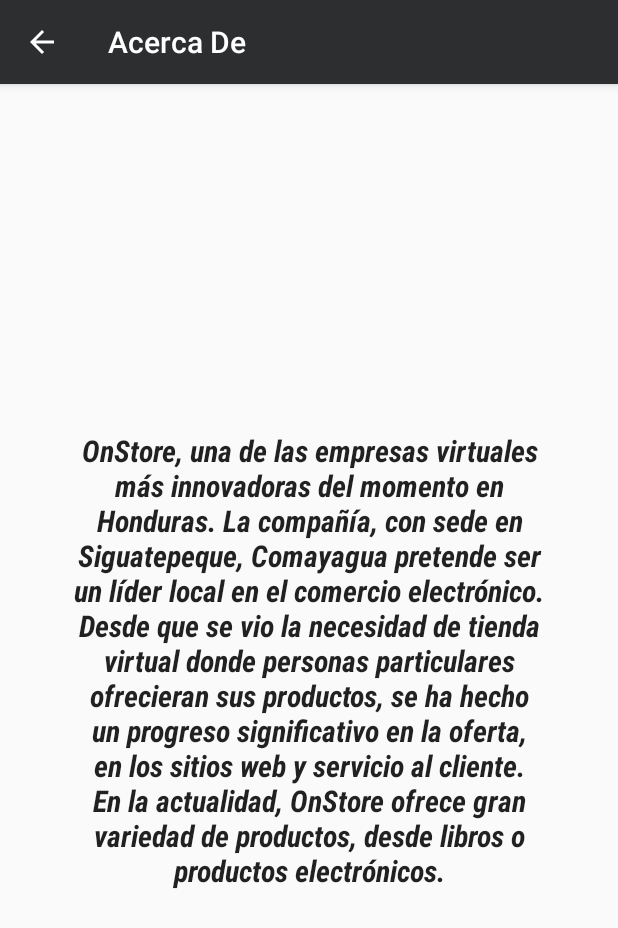
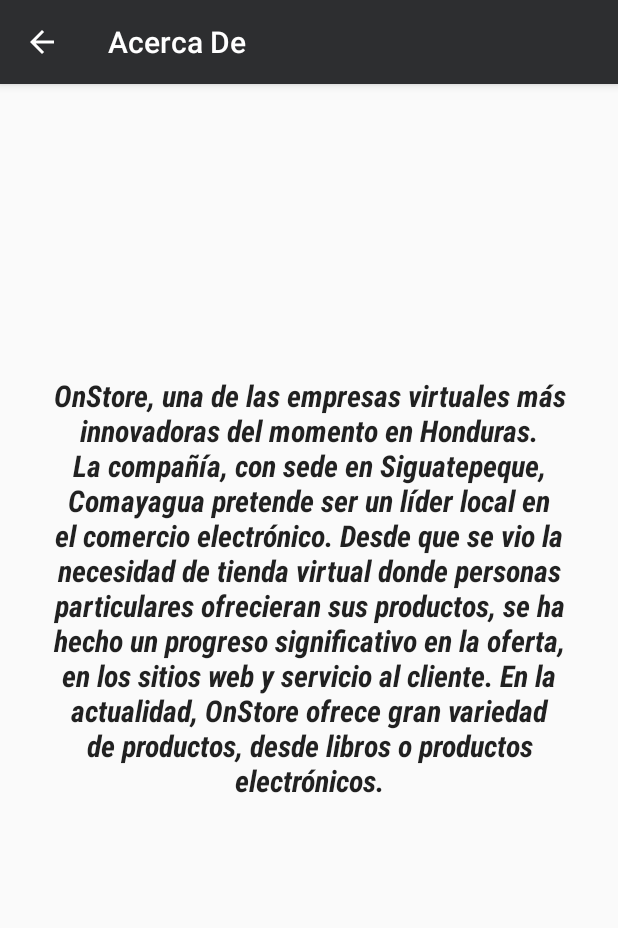
Before and after one commit to InteligenciaArtificial2018/OnStore, an Android app: the AcercaDe screen opened directly, with no data from a screen before it, on a phone screen of 412 x 824 dp. Shown: the top 928 px of the screen. Run offline under Robolectric (Android 15) with nearby library versions, the phone set to English and light mode, and no system bars.

Commit message:
Mejoras internas

```diff
--- a/app/src/main/res/layout/acerca_de.xml
+++ b/app/src/main/res/layout/acerca_de.xml
@@ -7,17 +7,17 @@
     tools:context=".AcercaDe">
 
     <TextView
-        android:id="@+id/textView"
-        android:layout_width="314dp"
-        android:layout_height="378dp"
+        android:id="@+id/acercaDeTV"
+        android:layout_width="354dp"
+        android:layout_height="489dp"
+        android:layout_marginStart="8dp"
+        android:layout_marginLeft="8dp"
+        android:layout_marginTop="8dp"
+        android:layout_marginEnd="8dp"
+        android:layout_marginRight="8dp"
         android:layout_marginBottom="8dp"
-        android:layout_marginEnd="8dp"
-        android:layout_marginLeft="8dp"
-        android:layout_marginRight="8dp"
-        android:layout_marginStart="8dp"
-        android:layout_marginTop="8dp"
         android:gravity="center"
-        android:text="OnStore, una de las empresas virtuales más innovadoras del momento en Honduras. La compañía, con sede en Siguatepeque, Comayagua pretende ser un líder local en el comercio electrónico. Desde que se vio la necesidad de tienda virtual donde personas particulares ofrecieran sus productos, se ha hecho un progreso significativo en la oferta, en los sitios web y servicio al cliente. En la actualidad, OnStore ofrece gran variedad de productos, desde libros o productos electrónicos."
+        android:text="@string/acercade"
         android:textAllCaps="false"
         android:textAppearance="@style/TextAppearance.AppCompat"
         android:textSize="20sp"
@@ -27,5 +27,6 @@
         app:layout_constraintBottom_toBottomOf="parent"
         app:layout_constraintEnd_toEndOf="parent"
         app:layout_constraintStart_toStartOf="parent"
-        app:layout_constraintTop_toTopOf="parent" />
+        app:layout_constraintTop_toTopOf="parent"
+        app:layout_constraintVertical_bias="0.316" />
 </android.support.constraint.ConstraintLayout>
--- a/app/src/main/res/values/strings.xml
+++ b/app/src/main/res/values/strings.xml
@@ -17,4 +17,5 @@
     <string name="imgFacebook">Facebook</string>
     <string name="imgInstragram">Instagram</string>
     <string name="imgTwitter">Twitter</string>
+    <string name="acercade">OnStore, una de las empresas virtuales más innovadoras del momento en Honduras. La compañía, con sede en Siguatepeque, Comayagua pretende ser un líder local en el comercio electrónico. Desde que se vio la necesidad de tienda virtual donde personas particulares ofrecieran sus productos, se ha hecho un progreso significativo en la oferta, en los sitios web y servicio al cliente. En la actualidad, OnStore ofrece gran variedad de productos, desde libros o productos electrónicos.</string>
 </resources>
```
Also changed, not shown: app/src/main/java/tech/ecsoftware/onstore/RedesSocial.kt (+34 -3 lines).
